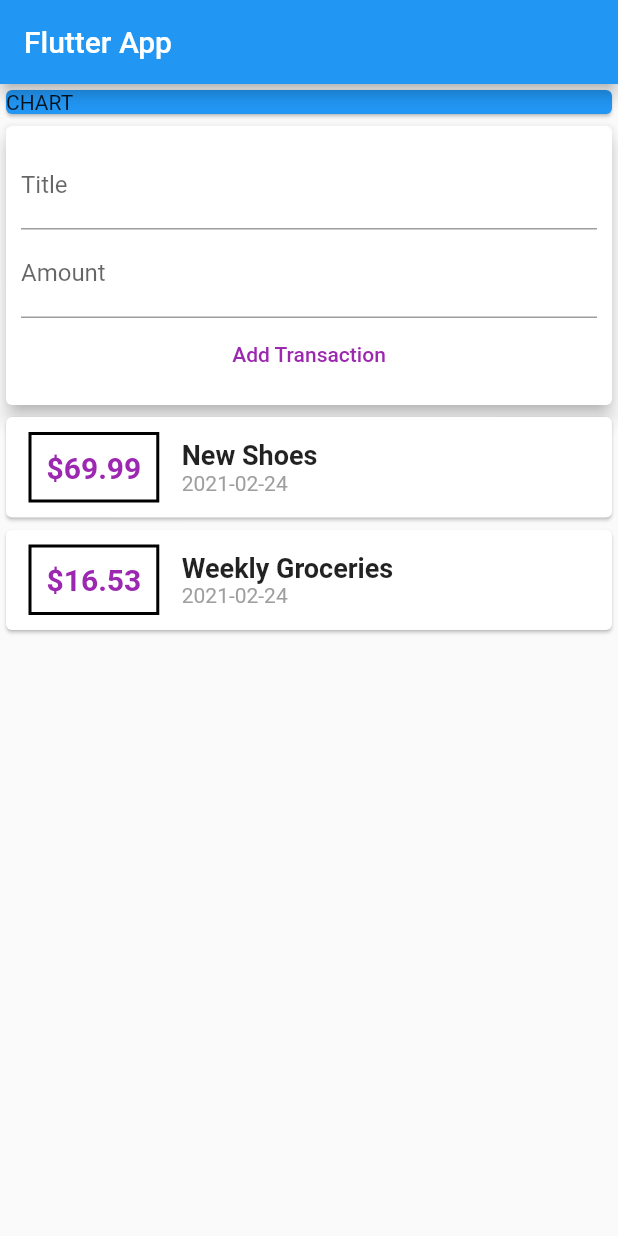
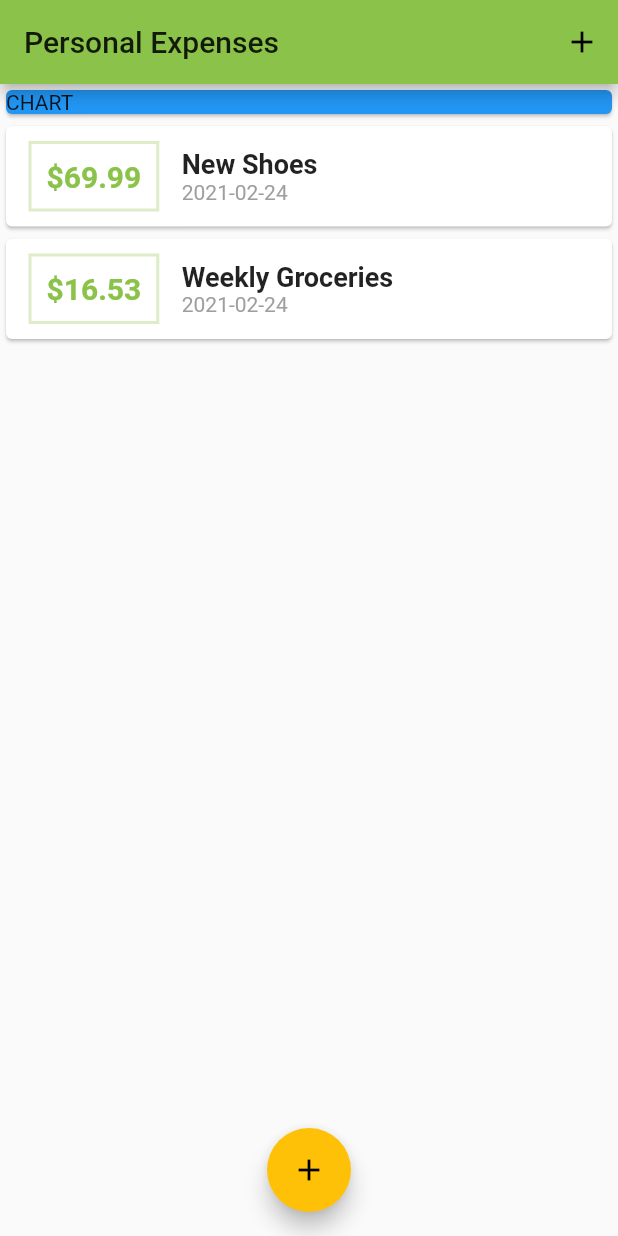
Before and after one commit to yoojh9/learn-flutter-dart, a Flutter app: the screen it shows after launch, on a phone screen of 412 x 824 dp. Run offline on Flutter 3.47's test engine with Material 2 defaults, Android fonts, the phone set to English and light mode, and no system bars.

Commit message:
Configuring & Using Themes

```diff
--- a/flutter_widget_explorer/lib/main.dart
+++ b/flutter_widget_explorer/lib/main.dart
@@ -1,5 +1,7 @@
 import 'package:flutter/material.dart';
-import './widgets/user_transaction.dart';
+import './widgets/transaction_list.dart';
+import './widgets/new_transaction.dart';
+import './models/transaction.dart';
 
 void main() => runApp(MyApp());
 
@@ -7,21 +9,51 @@ class MyApp extends StatelessWidget {
   @override
   Widget build(BuildContext context) {
     return MaterialApp(
-      title: 'Flutter App',
+      title: 'Personal Expenses',
+      theme: ThemeData(
+        primarySwatch: Colors.lightGreen,
+        accentColor: Colors.amber
+      ),
       home: MyHomePage(),
     );
   }
 }
 
-class MyHomePage extends StatelessWidget {
-  // String titleInput;
-  // String amountInput;
+class MyHomePage extends StatefulWidget {
+  @override
+  _MyHomePageState createState() => _MyHomePageState();
+}
+
+class _MyHomePageState extends State<MyHomePage> {
+  final List<Transaction> _transactions = [
+    Transaction(id: 't1', title: 'New Shoes', amount: 69.99, date: DateTime.now()),
+    Transaction(id: 't2', title: 'Weekly Groceries', amount: 16.53, date: DateTime.now()),
+  ];
+
+  // private method
+  void _addNewTransaction(String txTitle, double txAmount){
+    final newTransaction = Transaction(title: txTitle, amount: txAmount, date: DateTime.now(), id: DateTime.now().toString());
+
+    setState(() {
+      _transactions.add(newTransaction);
+    });
+
+  }
+
+  void startAddNewTransaction(BuildContext ctx){
+    showModalBottomSheet(context: ctx, builder: (_){
+      return NewTransaction(_addNewTransaction);
+    });
+  }
 
   @override
   Widget build(BuildContext context) {
     return Scaffold(
       appBar: AppBar(
-        title: Text('Flutter App'),
+        title: Text('Personal Expenses'),
+        actions: [
+          IconButton(icon: Icon(Icons.add), onPressed: () => startAddNewTransaction(context))
+        ],
       ),
       body: SingleChildScrollView(
         child: Column(
@@ -35,10 +67,12 @@ class MyHomePage extends StatelessWidget {
                   child: Text('CHART')  // 높이
                 ),
               ),
-              UserTransaction()
+              TransactionList(_transactions)
             ],
           ),
       ),
+      floatingActionButtonLocation: FloatingActionButtonLocation.centerFloat,
+      floatingActionButton: FloatingActionButton(child: Icon(Icons.add), onPressed: () => startAddNewTransaction(context),),
     );
   }
 }
--- a/flutter_widget_explorer/lib/widgets/transaction_list.dart
+++ b/flutter_widget_explorer/lib/widgets/transaction_list.dart
@@ -19,14 +19,19 @@ class TransactionList extends StatelessWidget {
                   children: [
                     Container(
                       margin: EdgeInsets.symmetric(vertical: 10, horizontal: 15),
-                      decoration: BoxDecoration(border: Border.all(color: Colors.black, width: 2)),
+                      decoration: BoxDecoration(
+                        border: Border.all(
+                          color: Theme.of(context).primaryColorLight,
+                          width: 2
+                        )
+                      ),
                       padding: EdgeInsets.all(10),
                       child: Text(
-                        "\$${transactions[index].amount}",
+                        "\$${transactions[index].amount.toStringAsFixed(2)}",
                         style: TextStyle(
                           fontWeight: FontWeight.bold,
                           fontSize: 20,
-                          color: Colors.purple
+                          color: Theme.of(context).primaryColor,
                         ),
 
                       ),
--- a/flutter_widget_explorer/lib/widgets/user_transaction.dart
+++ /dev/null
@@ -1,38 +0,0 @@
-import 'package:flutter/material.dart';
-import './new_transaction.dart';
-import './transaction_list.dart';
-import '../models/transaction.dart';
-
-class UserTransaction extends StatefulWidget {
-  @override
-  _UserTransactionState createState() => _UserTransactionState();
-
-}
-
-// private class
-class _UserTransactionState extends State<UserTransaction> {
-  final List<Transaction> _transactions = [
-    Transaction(id: 't1', title: 'New Shoes', amount: 69.99, date: DateTime.now()),
-    Transaction(id: 't2', title: 'Weekly Groceries', amount: 16.53, date: DateTime.now()),
-  ];
-
-  // private method
-  void _addNewTransaction(String txTitle, double txAmount){
-    final newTransaction = Transaction(title: txTitle, amount: txAmount, date: DateTime.now(), id: DateTime.now().toString());
-
-    setState(() {
-      _transactions.add(newTransaction);
-    });
-
-  }
-
-  @override
-  Widget build(BuildContext context) {
-    return Column(
-      children: [
-          NewTransaction(_addNewTransaction),
-          TransactionList(_transactions)
-      ],
-    );
-  }
-}
```
Also changed, not shown: flutter_widget_explorer/lib/widgets/new_transaction.dart (+25 -4 lines), 1 other file.
